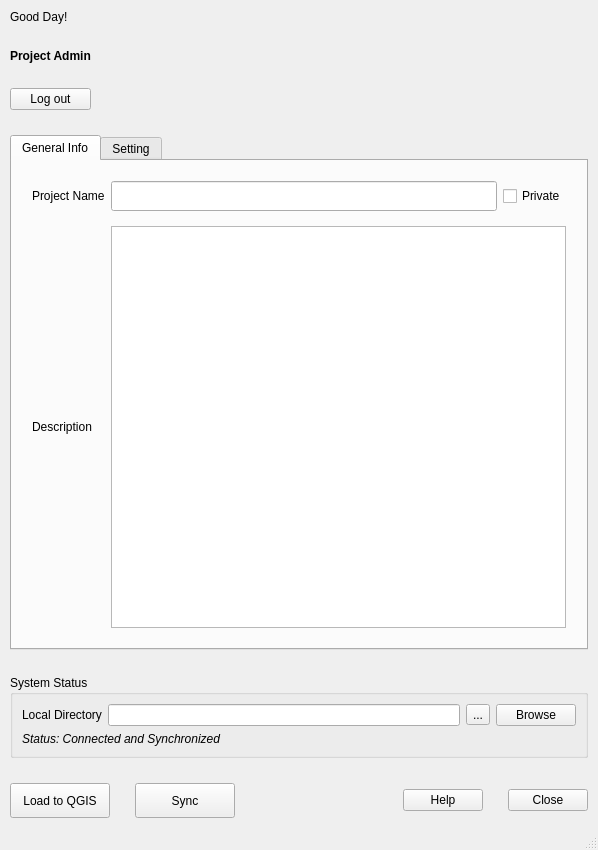
Old version of the form ui/project_details_window.ui in the repository joshdels/pyqgis-plugin-topmap.
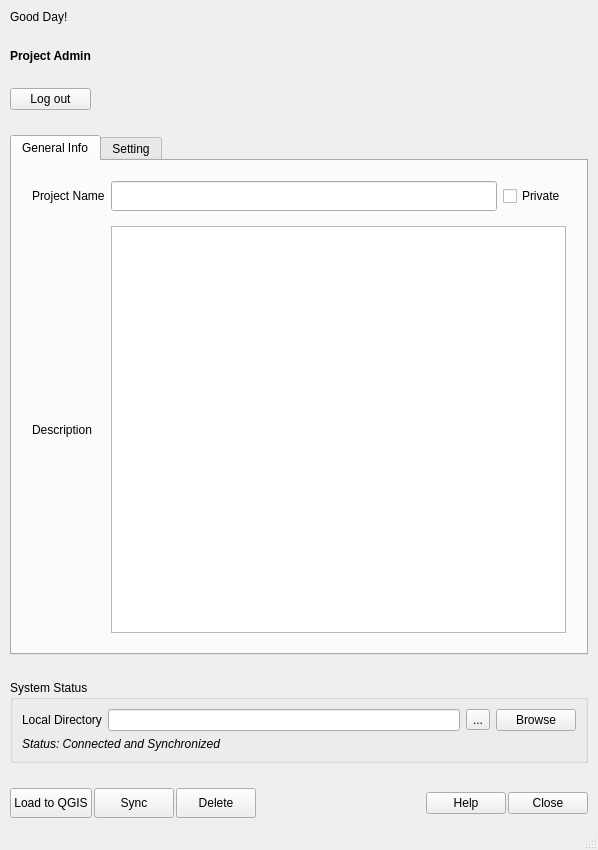
New version of the form.

Commit message: feat: signals, delete, create project

The edit to the form file:
```diff
--- a/ui/project_details_window.ui
+++ b/ui/project_details_window.ui
@@ -203,12 +203,15 @@
     </item>
     <item>
      <layout class="QHBoxLayout" name="footerLayout">
+      <property name="spacing">
+       <number>2</number>
+      </property>
       <item>
        <widget class="QPushButton" name="loadButton">
         <property name="minimumSize">
          <size>
-          <width>100</width>
-          <height>35</height>
+          <width>50</width>
+          <height>30</height>
          </size>
         </property>
         <property name="text">
@@ -223,8 +226,8 @@
         </property>
         <property name="minimumSize">
          <size>
-          <width>100</width>
-          <height>35</height>
+          <width>50</width>
+          <height>30</height>
          </size>
         </property>
         <property name="text">
@@ -232,6 +235,19 @@
         </property>
        </widget>
       </item>
+      <item>
+       <widget class="QPushButton" name="deleteBtn">
+        <property name="minimumSize">
+         <size>
+          <width>50</width>
+          <height>30</height>
+         </size>
+        </property>
+        <property name="text">
+         <string>Delete</string>
+        </property>
+       </widget>
+      </item>
       <item>
        <spacer name="fSpacer">
         <property name="orientation">
```
The commit also changes 5 other files.
